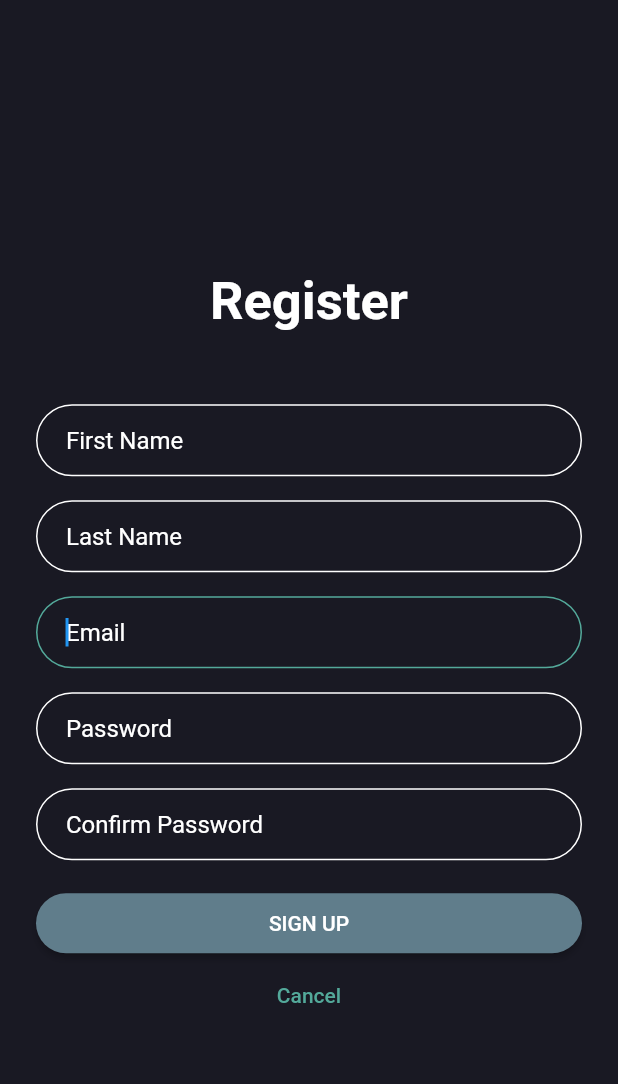
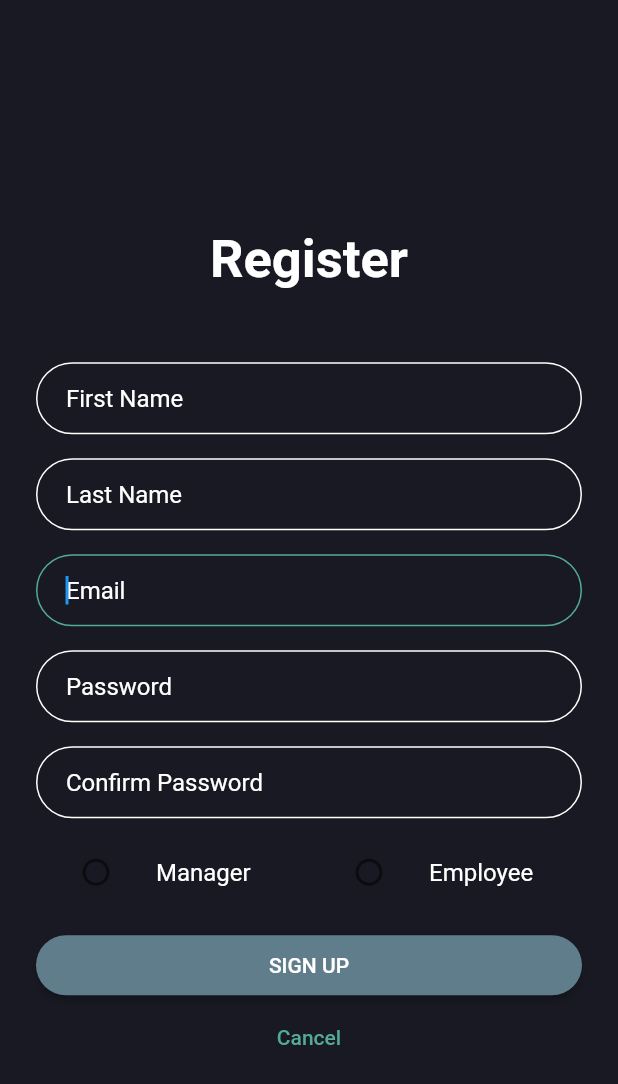
Before and after one commit to XAL-XAL/Scheduler, a Flutter app: the RegisterPage screen opened directly, on a phone screen of 412 x 824 dp. Shown: the top 1084 px of the screen. Run offline on Flutter 3.47's test engine with Material 2 defaults, Android fonts, the phone set to English and light mode, and no system bars; our stand-ins replace cloud_firestore, firebase_auth, firebase_core; accounts and stored records are empty.

Commit message:
added manager/employee fields

```diff
--- a/lib/register_page.dart
+++ b/lib/register_page.dart
@@ -40,10 +40,16 @@ class _RegisterPageState extends State<RegisterPage> {
     });
   }
 
-
+  late int selectedRadioTile = 0;
 
   @override
   Widget build(BuildContext context) {
+
+    setSelectedType(int val) {
+      setState(() {
+        selectedRadioTile = val;
+      });
+    }
 
     const registerTitle = Padding(
       padding: EdgeInsets.all(8.0),
@@ -281,6 +287,37 @@ class _RegisterPageState extends State<RegisterPage> {
       ),
     );
 
+    final managerButton = ListTile(
+      title: const Text('Manager', style: TextStyle(color: Colors.white)),
+      leading: Radio(
+        value: 1,
+        groupValue: selectedRadioTile,
+        activeColor: lightTeal,
+        onChanged: (val) {
+          setSelectedType(1);
+        },
+      )
+    );
+    final employeeButton = ListTile(
+        title: const Text('Employee', style: TextStyle(color: Colors.white)),
+        leading: Radio(
+          value: 2,
+          groupValue: selectedRadioTile,
+          activeColor: lightTeal,
+          onChanged: (val) {
+            setSelectedType(2);
+          },
+        )
+    );
+
+    final radioSelection = Row(
+      mainAxisAlignment: MainAxisAlignment.center,
+      children: <Widget>[
+        Expanded(child: managerButton),
+        Expanded(child: employeeButton),
+      ],
+    );
+
     final signupButton = Padding(
       padding: const EdgeInsets.only(top: 10.0),
       child: RaisedButton(
@@ -344,6 +381,7 @@ class _RegisterPageState extends State<RegisterPage> {
                   emailField,
                   passwordField,
                   passwordConfirm,
+                  radioSelection,
                   signupButton,
                   cancelButton,
                 ],
```
